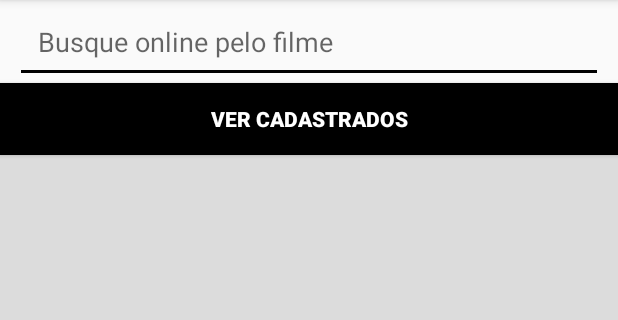
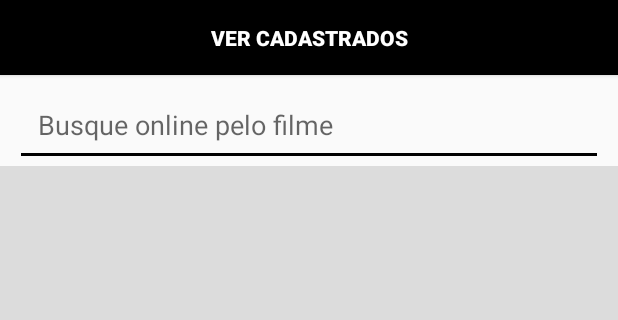
Before and after one commit to henriquemendesc/testeilhasofthenrique, an Android app: the screen it shows after launch (MainActivity), on a phone screen of 412 x 824 dp, the part 84-404 px from its top. Run offline under Robolectric (Android 15) with nearby library versions, the phone set to English and light mode, and no system bars; our stand-ins replace Picasso, Room's generated code; pictures from the network do not load.

```diff
--- a/app/src/main/java/com/aula/bob/testeilhasoft/Movies/persistence/AppDataBase.java
+++ b/app/src/main/java/com/aula/bob/testeilhasoft/Movies/persistence/AppDataBase.java
@@ -11,12 +11,12 @@ import android.content.Context;
 @Database(entities = {Movies.class}, version = 1)
 public abstract class AppDataBase extends RoomDatabase {
 
-    public static final String DB_NAME = "MoviesDB";
+    public static final String DB_NAME = "Movies";
     private static AppDataBase INSTANCE;
 
     public static AppDataBase getDataBase(Context context){
         if (INSTANCE == null){
-            INSTANCE = Room.databaseBuilder(context.getApplicationContext(),AppDataBase.class,"MoviesDB").build();
+            INSTANCE = Room.databaseBuilder(context.getApplicationContext(),AppDataBase.class,DB_NAME).build();
         }
         return INSTANCE;
     }
--- a/app/src/main/java/com/aula/bob/testeilhasoft/Movies/persistence/MovieDao.java
+++ b/app/src/main/java/com/aula/bob/testeilhasoft/Movies/persistence/MovieDao.java
@@ -21,7 +21,7 @@ public interface MovieDao {
     @Update
     void updateAll(Movies... notes);
 
-    @Query("SELECT * FROM movies")
+    @Query("SELECT * FROM moviestb")
     List<Movies> getAll();
 
     @Delete
--- a/app/src/main/java/com/aula/bob/testeilhasoft/Movies/persistence/Movies.java
+++ b/app/src/main/java/com/aula/bob/testeilhasoft/Movies/persistence/Movies.java
@@ -13,7 +13,7 @@ import android.widget.ImageView;
 /**
  * Created by Bob on 26/07/2017.
  */
-@Entity(tableName = "movies")
+@Entity(tableName = "moviestb")
 public class Movies {
 
     @PrimaryKey(autoGenerate = true)
--- a/app/src/main/java/com/aula/bob/testeilhasoft/Movies/presenter/DetailsPresenter.java
+++ b/app/src/main/java/com/aula/bob/testeilhasoft/Movies/presenter/DetailsPresenter.java
@@ -26,10 +26,11 @@ public class DetailsPresenter {
         return new View.OnClickListener() {
             @Override
             public void onClick(View itemView) {
-                db.getDataBase(view.getContext());
+                db = AppDataBase.getDataBase(view.getContext());
                 Movies movies = new Movies(nome,plot,imdb,"",ator,ano,tipo,diretor,autor);
                 new InsertAsyncTask(db).execute(movies);
-
+                Toast.makeText(view.getContext(),"Inserido com sucesso",Toast.LENGTH_SHORT).show();
+                view.getActvity().finish();
             }
         };
     }
--- a/app/src/main/java/com/aula/bob/testeilhasoft/Movies/presenter/MovieAdapter.java
+++ b/app/src/main/java/com/aula/bob/testeilhasoft/Movies/presenter/MovieAdapter.java
@@ -45,9 +45,7 @@ public class MovieAdapter extends RecyclerView.Adapter<MovieAdapter.ViewHolder>
 
     @Override
     public void onBindViewHolder(ViewHolder holder, int position) {
-
         ((ViewHolder) holder).setResult(movieModel.get(position));
-        //MovieModel filme = results.get(position);
     }
 
     @Override
@@ -57,6 +55,10 @@ public class MovieAdapter extends RecyclerView.Adapter<MovieAdapter.ViewHolder>
 
     public MovieModel getItem(int position) {
         return results.movies.get(position);
+    }
+
+    public void clearList() {
+        movieModel.clear();
     }
 
     public class ViewHolder extends RecyclerView.ViewHolder implements View.OnClickListener {
--- a/app/src/main/java/com/aula/bob/testeilhasoft/Movies/views/MainActivity.java
+++ b/app/src/main/java/com/aula/bob/testeilhasoft/Movies/views/MainActivity.java
@@ -29,19 +29,27 @@ public class MainActivity extends AppCompatActivity implements MovieView {
     ProgressDialog progress;
     private EditText edtText;
     private Button btnCadastrados;
+    private Button btnClear;
     private AppDataBase db;
 
     @Override
     protected void onCreate(Bundle savedInstanceState) {
         super.onCreate(savedInstanceState);
         setContentView(R.layout.activity_main);
+
         presenter = new MoviePresenter(getApplicationContext(), this);
+
         recyclerView = getRecyclerView();
+
         edtText = (EditText)findViewById(R.id.edtSearch);
         edtText.setImeOptions(EditorInfo.IME_ACTION_DONE);
         edtText.setOnEditorActionListener(searchEditListener());
+
         btnCadastrados = (Button)findViewById(R.id.btnCadastrados);
         btnCadastrados.setOnClickListener(presenter.onClickCadastrados());
+
+        btnClear = (Button)findViewById(R.id.btnClear);
+        btnClear.setOnClickListener(presenter.onClickClear());
     }
 
     private TextView.OnEditorActionListener searchEditListener() {
--- a/app/src/main/res/layout/activity_main.xml
+++ b/app/src/main/res/layout/activity_main.xml
@@ -7,8 +7,35 @@
     android:orientation="vertical"
     tools:context="com.aula.bob.testeilhasoft.Movies.views.MainActivity">
 
+    <Button
+        android:id="@+id/btnCadastrados"
+        android:layout_width="match_parent"
+        android:layout_height="wrap_content"
+        android:background="@drawable/btn_click"
+        android:text="Ver Cadastrados"
+        android:padding="15dp"
+        android:visibility="visible"
+        android:textColor="@color/colorWhite"
+        android:layout_gravity="center_horizontal|center_vertical"
+        android:gravity="center_horizontal|center_vertical"
+        android:textStyle="bold"/>
+
+    <Button
+        android:id="@+id/btnClear"
+        android:layout_width="match_parent"
+        android:layout_height="wrap_content"
+        android:background="@drawable/btn_click"
+        android:text="Limpar"
+        android:padding="15dp"
+        android:visibility="gone"
+        android:textColor="@color/colorWhite"
+        android:layout_gravity="center_horizontal|center_vertical"
+        android:gravity="center_horizontal|center_vertical"
+        android:textStyle="bold"/>
+
     <EditText
         android:id="@+id/edtSearch"
+        android:layout_marginTop="5dp"
         android:layout_width="match_parent"
         android:layout_height="wrap_content"
         android:layout_marginLeft="10dp"
@@ -17,18 +44,6 @@
         android:inputType="textCapSentences"
         android:maxLines="1"
         android:padding="15dp" />
-
-    <Button
-        android:id="@+id/btnCadastrados"
-        android:layout_width="match_parent"
-        android:layout_height="wrap_content"
-        android:background="@drawable/btn_click"
-        android:text="Ver Cadastrados"
-        android:visibility="visible"
-        android:textColor="@color/colorWhite"
-        android:layout_gravity="center_horizontal|center_vertical"
-        android:gravity="center_horizontal|center_vertical"
-        android:textStyle="bold"/>
 
     <android.support.v7.widget.RecyclerView
         android:id="@+id/recycler_list"
```
Also changed, not shown: app/src/main/java/com/aula/bob/testeilhasoft/Movies/presenter/CadastradosPresenter.java (+47 -1 lines), app/src/main/java/com/aula/bob/testeilhasoft/Movies/presenter/MoviePresenter.java (+12 -4 lines), app/src/main/java/com/aula/bob/testeilhasoft/Movies/services/MovieService.java (+0 -10 lines), app/src/main/java/com/aula/bob/testeilhasoft/Movies/views/CadView.java (added, +15 -0 lines), app/src/main/java/com/aula/bob/testeilhasoft/Movies/views/CadastradosActivity.java (+26 -1 lines).
